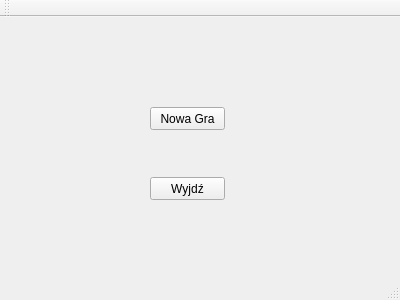
Above: mainwindow.ui from StylishTriangles/Aurora before the change. Below: the same form after it.
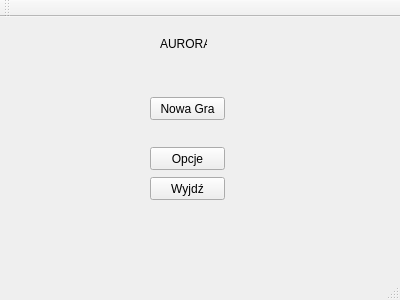
That is the form after the change.

Commit message: opcje_poczatek

```diff
--- a/mainwindow.ui
+++ b/mainwindow.ui
@@ -31,7 +31,7 @@
     <property name="geometry">
      <rect>
       <x>150</x>
-      <y>90</y>
+      <y>80</y>
       <width>75</width>
       <height>23</height>
      </rect>
@@ -40,6 +40,32 @@
      <string>Nowa Gra</string>
     </property>
    </widget>
+   <widget class="QPushButton" name="pushButton_3">
+    <property name="geometry">
+     <rect>
+      <x>150</x>
+      <y>130</y>
+      <width>75</width>
+      <height>23</height>
+     </rect>
+    </property>
+    <property name="text">
+     <string>Opcje</string>
+    </property>
+   </widget>
+   <widget class="QLabel" name="label">
+    <property name="geometry">
+     <rect>
+      <x>160</x>
+      <y>20</y>
+      <width>47</width>
+      <height>13</height>
+     </rect>
+    </property>
+    <property name="text">
+     <string>AURORA</string>
+    </property>
+   </widget>
   </widget>
   <widget class="QMenuBar" name="menuBar">
    <property name="geometry">
```
The commit also changes 6 other files.
